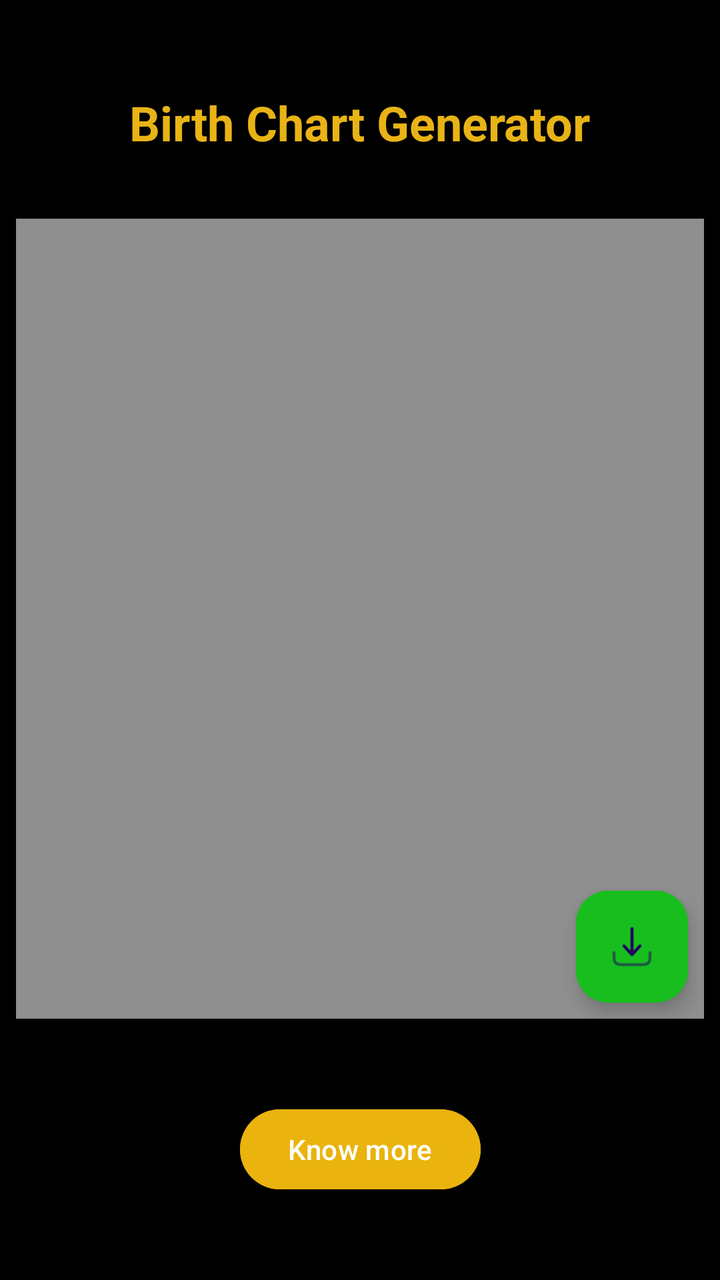
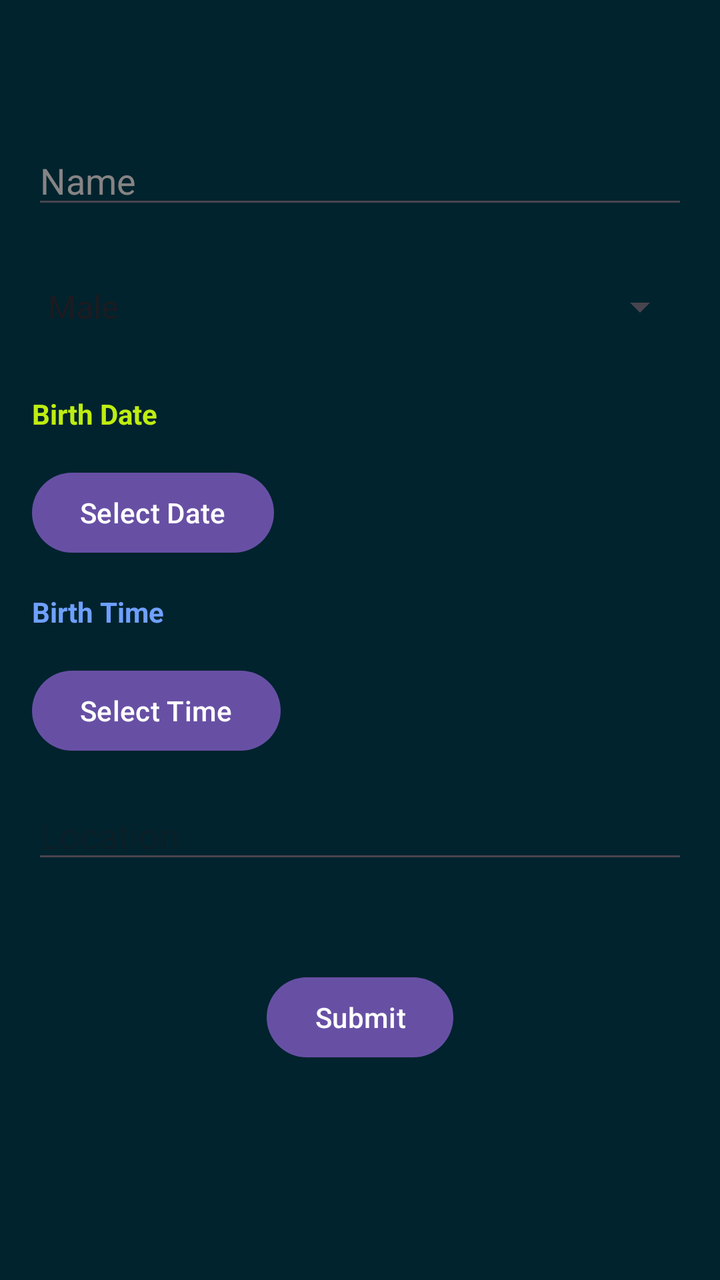

Screens rendered from an Android XML layout before and after an edit, with the pre-edit source and the edit as a unified diff.
<!-- AndroidManifest.xml: application theme Theme.AstroChart -->
<!-- res/layout/activity_main.xml -->
<?xml version="1.0" encoding="utf-8"?>
<androidx.constraintlayout.widget.ConstraintLayout xmlns:android="http://schemas.android.com/apk/res/android"
    xmlns:app="http://schemas.android.com/apk/res-auto"
    xmlns:tools="http://schemas.android.com/tools"
    android:id="@+id/main"
    android:layout_width="match_parent"
    android:layout_height="match_parent"
    tools:context=".MainActivity"
    android:background="@color/black">

    <androidx.constraintlayout.widget.ConstraintLayout
        android:id="@+id/ui1"
        android:layout_width="match_parent"
        android:layout_height="match_parent"
        android:visibility="visible"
        app:layout_constraintBottom_toBottomOf="parent"
        app:layout_constraintEnd_toEndOf="parent"
        app:layout_constraintStart_toStartOf="parent"
        app:layout_constraintTop_toTopOf="parent">

        <TextView
            android:id="@+id/textView"
            android:layout_width="wrap_content"
            android:layout_height="wrap_content"
            android:text="@string/birth_chart_generator"
            app:layout_constraintEnd_toEndOf="parent"
            android:layout_marginTop="45dp"
            android:textSize="24sp"
            android:textStyle="bold"
            android:textColor="#E8B315"
            app:layout_constraintStart_toStartOf="parent"
            app:layout_constraintTop_toTopOf="parent" />

        <ImageView
            android:id="@+id/chartImageView"
            android:layout_width="match_parent"
            android:layout_height="400dp"
            android:layout_marginHorizontal="8dp"
            android:layout_marginTop="32dp"
            android:background="#8FFFFFFF"
            app:layout_constraintEnd_toEndOf="parent"
            app:layout_constraintStart_toStartOf="parent"
            app:layout_constraintTop_toBottomOf="@+id/textView" />

        <Button
            android:id="@+id/btn"
            android:layout_width="wrap_content"
            android:layout_height="wrap_content"
            android:text="@string/know_more"
            android:backgroundTint="#EAB30D"
            app:layout_constraintBottom_toBottomOf="parent"
            app:layout_constraintEnd_toEndOf="parent"
            app:layout_constraintStart_toStartOf="parent"
            app:layout_constraintTop_toBottomOf="@+id/chartImageView" />

        <ProgressBar
            android:id="@+id/pBar"
            android:visibility="invisible"
            android:layout_width="wrap_content"
            android:layout_height="wrap_content"
            android:outlineSpotShadowColor="#4CAF50"
            app:layout_constraintBottom_toBottomOf="@+id/chartImageView"
            app:layout_constraintEnd_toEndOf="@+id/chartImageView"
            app:layout_constraintStart_toStartOf="@+id/chartImageView"
            app:layout_constraintTop_toTopOf="@+id/chartImageView" />

        <androidx.recyclerview.widget.RecyclerView
            android:id="@+id/rcv_regions"
            android:layout_width="wrap_content"
            android:layout_height="wrap_content"
            android:orientation="horizontal"
            android:layout_margin="8dp"
            android:visibility="visible"
            app:layout_constraintEnd_toEndOf="parent"
            app:layout_constraintStart_toStartOf="parent"
            app:layout_constraintTop_toBottomOf="@+id/chartImageView"
            tools:itemCount="1" />

        <com.google.android.material.floatingactionbutton.FloatingActionButton
            android:id="@+id/btn_download"
            android:layout_width="wrap_content"
            android:layout_height="wrap_content"
            android:layout_alignParentEnd="true"
            android:layout_alignParentBottom="true"
            android:layout_margin="8dp"
            android:layout_marginBottom="8dp"
            android:backgroundTint="#17BE1E"
            android:src="@drawable/ic_download"
            app:layout_constraintBottom_toBottomOf="@+id/chartImageView"
            app:layout_constraintEnd_toEndOf="@+id/chartImageView"
            android:contentDescription="@string/download_chart" />

    </androidx.constraintlayout.widget.ConstraintLayout>

    <RelativeLayout
        android:id="@+id/ui2"
        android:layout_width="match_parent"
        android:layout_height="match_parent"
        android:layout_marginTop="52dp"
        android:visibility="gone"
        app:layout_constraintBottom_toBottomOf="parent"
        app:layout_constraintEnd_toEndOf="parent"
        app:layout_constraintStart_toStartOf="parent"
        app:layout_constraintTop_toTopOf="parent">

        <EditText
            android:id="@+id/editTextName"
            android:layout_width="match_parent"
            android:layout_height="wrap_content"
            android:layout_margin="16dp"
            android:hint="Name"
            android:textColorHint="#868484"
            android:textColor="@color/white"
            android:inputType="text" />

        <Spinner
            android:id="@+id/spinnerGender"
            android:layout_width="match_parent"
            android:layout_height="wrap_content"
            android:layout_below="@id/editTextName"
            android:layout_margin="16dp"
            android:entries="@array/gender_options" />

        <TextView
            android:id="@+id/textViewBirthDate"
            android:layout_width="match_parent"
            android:layout_height="wrap_content"
            android:layout_below="@id/spinnerGender"
            android:layout_margin="16dp"
            android:textStyle="bold"
            android:textColor="#BEED11"
            android:text="@string/birth_date" />

        <Button
            android:id="@+id/buttonSelectDate"
            android:layout_width="wrap_content"
            android:layout_height="wrap_content"
            android:layout_below="@id/textViewBirthDate"
            android:layout_marginStart="16dp"
            android:text="Select Date" />

        <TextView
            android:id="@+id/textViewTime"
            android:layout_width="match_parent"
            android:layout_height="wrap_content"
            android:layout_below="@id/buttonSelectDate"
            android:layout_margin="16dp"
            android:textColor="#6FA0FF"
            android:textStyle="bold"
            android:text="Birth Time" />

        <Button
            android:id="@+id/buttonSelectTime"
            android:layout_width="wrap_content"
            android:layout_height="wrap_content"
            android:layout_below="@id/textViewTime"
            android:layout_marginStart="16dp"
            android:text="Select Time" />

        <EditText
            android:id="@+id/editTextLocation"
            android:layout_width="match_parent"
            android:layout_height="wrap_content"
            android:layout_below="@id/buttonSelectTime"
            android:layout_margin="16dp"
            android:textColor="@color/white"
            android:hint="Location"
            android:inputType="text" />

        <Button
            android:id="@+id/buttonSubmit"
            android:layout_width="wrap_content"
            android:layout_height="wrap_content"
            android:layout_below="@id/editTextLocation"
            android:layout_centerHorizontal="true"
            android:layout_marginTop="32dp"
            android:text="Submit" />

    </RelativeLayout>


</androidx.constraintlayout.widget.ConstraintLayout>
<!-- resources referenced by this layout -->
<resources>
  <string-array name="gender_options">
          <item>Male</item>
          <item>Female</item>
      </string-array>
  <color name="black">#FF000000</color>
  <color name="white">#FFFFFFFF</color>
  <!-- drawable ic_download (drawable) -->
  <vector xmlns:android="http://schemas.android.com/apk/res/android"
      android:width="800dp"
      android:height="800dp"
      android:viewportWidth="24"
      android:viewportHeight="24">
    <path
        android:pathData="M3,14.25C3.414,14.25 3.75,14.586 3.75,15C3.75,16.435 3.752,17.437 3.853,18.192C3.952,18.926 4.132,19.314 4.409,19.591C4.686,19.868 5.074,20.048 5.808,20.147C6.563,20.248 7.565,20.25 9,20.25H15C16.435,20.25 17.437,20.248 18.192,20.147C18.926,20.048 19.314,19.868 19.591,19.591C19.868,19.314 20.048,18.926 20.147,18.192C20.248,17.437 20.25,16.435 20.25,15C20.25,14.586 20.586,14.25 21,14.25C21.414,14.25 21.75,14.586 21.75,15V15.055C21.75,16.423 21.75,17.525 21.633,18.392C21.513,19.292 21.254,20.05 20.652,20.652C20.05,21.254 19.292,21.513 18.392,21.633C17.525,21.75 16.423,21.75 15.055,21.75H8.945C7.578,21.75 6.475,21.75 5.608,21.633C4.708,21.513 3.95,21.254 3.348,20.652C2.746,20.05 2.488,19.292 2.367,18.392C2.25,17.525 2.25,16.423 2.25,15.055C2.25,15.037 2.25,15.018 2.25,15C2.25,14.586 2.586,14.25 3,14.25Z"
        android:strokeAlpha="0.5"
        android:fillColor="#1C274C"
        android:fillType="evenOdd"
        android:fillAlpha="0.5"/>
    <path
        android:pathData="M12,16.75C12.211,16.75 12.411,16.662 12.554,16.506L16.553,12.131C16.833,11.825 16.812,11.351 16.506,11.071C16.2,10.792 15.726,10.813 15.446,11.119L12.75,14.068V3C12.75,2.586 12.414,2.25 12,2.25C11.586,2.25 11.25,2.586 11.25,3V14.068L8.554,11.119C8.274,10.813 7.8,10.792 7.494,11.071C7.188,11.351 7.167,11.825 7.446,12.131L11.446,16.506C11.589,16.662 11.789,16.75 12,16.75Z"
        android:fillColor="#1C274C"
        android:fillType="evenOdd"/>
  </vector>
  <string name="birth_chart_generator">Birth Chart Generator</string>
  <string name="birth_date">Birth Date</string>
  <string name="download_chart">Download Chart</string>
  <string name="know_more">Know more</string>
  <style name="Theme.AstroChart" parent="Base.Theme.AstroChart" />
  <style name="Base.Theme.AstroChart" parent="Theme.Material3.DayNight.NoActionBar">
          
          
      </style>
</resources>

<!-- the commit's change to res/layout/activity_main.xml (unified diff, before → after) -->
@@ -6,13 +6,13 @@
     android:layout_width="match_parent"
     android:layout_height="match_parent"
     tools:context=".MainActivity"
-    android:background="@color/black">
+    android:background="@color/secondary_blue">
 
     <androidx.constraintlayout.widget.ConstraintLayout
         android:id="@+id/ui1"
         android:layout_width="match_parent"
         android:layout_height="match_parent"
-        android:visibility="visible"
+        android:visibility="gone"
         app:layout_constraintBottom_toBottomOf="parent"
         app:layout_constraintEnd_toEndOf="parent"
         app:layout_constraintStart_toStartOf="parent"
@@ -27,7 +27,8 @@
             android:layout_marginTop="45dp"
             android:textSize="24sp"
             android:textStyle="bold"
-            android:textColor="#E8B315"
+            android:fontFamily="sans-serif-medium"
+            android:textColor="@color/primary_blue"
             app:layout_constraintStart_toStartOf="parent"
             app:layout_constraintTop_toTopOf="parent" />
 
@@ -71,6 +72,7 @@
             android:orientation="horizontal"
             android:layout_margin="8dp"
             android:visibility="visible"
+            tools:listitem="@layout/item_region"
             app:layout_constraintEnd_toEndOf="parent"
             app:layout_constraintStart_toStartOf="parent"
             app:layout_constraintTop_toBottomOf="@+id/chartImageView"
@@ -97,7 +99,7 @@
         android:layout_width="match_parent"
         android:layout_height="match_parent"
         android:layout_marginTop="52dp"
-        android:visibility="gone"
+        android:visibility="visible"
         app:layout_constraintBottom_toBottomOf="parent"
         app:layout_constraintEnd_toEndOf="parent"
         app:layout_constraintStart_toStartOf="parent"
@@ -180,3 +182,21 @@
 
 
 </androidx.constraintlayout.widget.ConstraintLayout>
+<!-- res/layout/item_region.xml (included above) -->
+<?xml version="1.0" encoding="utf-8"?>
+<LinearLayout xmlns:android="http://schemas.android.com/apk/res/android"
+    android:layout_width="wrap_content"
+    android:layout_height="wrap_content"
+    android:orientation="vertical"
+    android:padding="8dp">
+
+    <TextView
+        android:id="@+id/textView"
+        android:layout_width="wrap_content"
+        android:layout_height="wrap_content"
+        android:background="@drawable/item_background"
+        android:gravity="center"
+        android:padding="16dp"
+        android:text="Item"
+        android:textColor="@android:color/black" />
+</LinearLayout>
<!-- resource entries referenced after the edit -->
@@ -4,7 +4,8 @@
           <item>Male</item>
           <item>Female</item>
       </string-array>
-  <color name="black">#FF000000</color>
+  <color name="primary_blue">#3498db</color>
+  <color name="secondary_blue">#00232E</color>
   <color name="white">#FFFFFFFF</color>
   <!-- drawable ic_download (drawable) -->
   <vector xmlns:android="http://schemas.android.com/apk/res/android"
@@ -23,11 +24,19 @@
         android:fillColor="#1C274C"
         android:fillType="evenOdd"/>
   </vector>
+  <!-- drawable item_background (drawable) -->
+  <?xml version="1.0" encoding="utf-8"?>
+  <selector xmlns:android="http://schemas.android.com/apk/res/android">
+      <item android:state_selected="true" android:drawable="@color/colorSelected" />
+      <item android:drawable="@color/colorUnselected" />
+  </selector>
   <string name="birth_chart_generator">Birth Chart Generator</string>
   <string name="birth_date">Birth Date</string>
   <string name="download_chart">Download Chart</string>
   <string name="know_more">Know more</string>
   <style name="Theme.AstroChart" parent="Base.Theme.AstroChart" />
+  <color name="colorSelected">#FFD27F</color>
+  <color name="colorUnselected">#FFF1CE</color>
   <style name="Base.Theme.AstroChart" parent="Theme.Material3.DayNight.NoActionBar">
           
           
